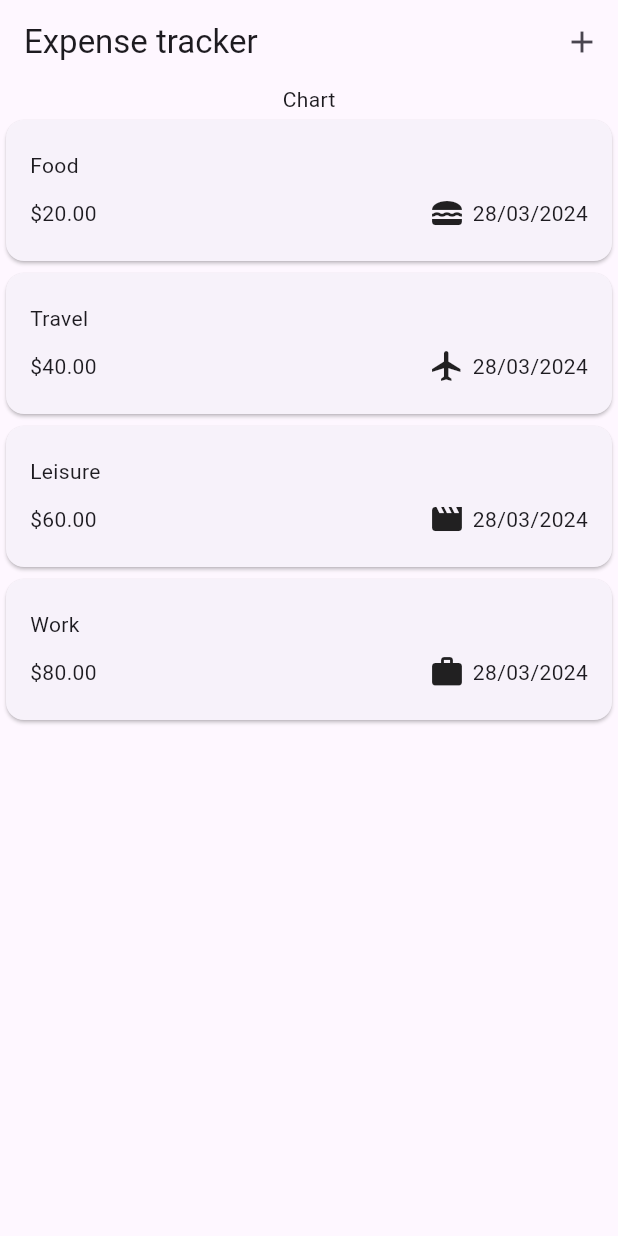
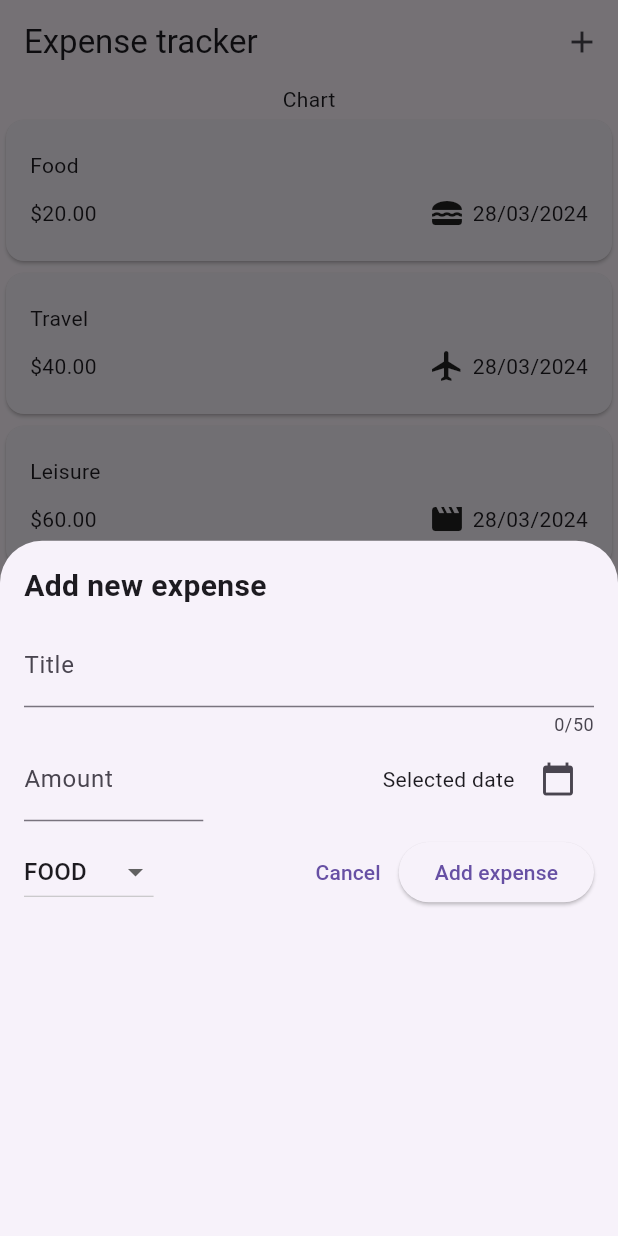
Before and after one commit to 4DeR99/expense_tracker, a Flutter app: the screen it shows after launch, after a tap on the "add" icon, on a phone screen of 412 x 824 dp. Run offline on Flutter 3.47's test engine with Material 3 defaults, Android fonts, the phone set to English and light mode, and no system bars.

Commit message:
feat: action to add new expense
added a new action to add new expense to your expenses list

```diff
--- a/lib/expenses.dart
+++ b/lib/expenses.dart
@@ -1,31 +1,32 @@
 import 'package:flutter/material.dart';
 import 'package:expense_tracker/models/expense.dart';
 import 'package:expense_tracker/widgets/expenses_list.dart';
+import 'package:expense_tracker/widgets/new_expense.dart';
 
 final List<Expense> expenses = [
   Expense(
     title: 'Food',
     amount: 20.00,
     date: DateTime.now(),
-    type: ExpenseType.food,
+    type: Category.food,
   ),
   Expense(
     title: 'Travel',
     amount: 40.00,
     date: DateTime.now(),
-    type: ExpenseType.travel,
+    type: Category.travel,
   ),
   Expense(
     title: 'Leisure',
     amount: 60.00,
     date: DateTime.now(),
-    type: ExpenseType.leisure,
+    type: Category.leisure,
   ),
   Expense(
     title: 'Work',
     amount: 80.00,
     date: DateTime.now(),
-    type: ExpenseType.work,
+    type: Category.work,
   ),
 ];
 
@@ -37,6 +38,24 @@ class Expenses extends StatefulWidget {
 }
 
 class _ExpensesState extends State<Expenses> {
+  void addExpense(Expense expense) {
+    print("Adding expense");
+    setState(() {
+      expenses.add(expense);
+    });
+  }
+
+  void _openAddExpenseOverlay() {
+    showModalBottomSheet(
+      context: context,
+      builder: (ctx) {
+        return NewExpense(
+          onAddExpense: addExpense,
+        );
+      },
+    );
+  }
+
   @override
   Widget build(BuildContext context) {
     return Scaffold(
@@ -45,7 +64,7 @@ class _ExpensesState extends State<Expenses> {
         actions: [
           IconButton(
             icon: const Icon(Icons.add),
-            onPressed: () {},
+            onPressed: _openAddExpenseOverlay,
           ),
         ],
       ),
--- a/lib/models/expense.dart
+++ b/lib/models/expense.dart
@@ -4,7 +4,7 @@ import 'package:intl/intl.dart';
 
 final formatter = DateFormat('dd/MM/yyyy');
 
-enum ExpenseType {
+enum Category {
   food,
   travel,
   leisure,
@@ -12,10 +12,10 @@ enum ExpenseType {
 }
 
 const icons = {
-  ExpenseType.food: Icons.lunch_dining,
-  ExpenseType.travel: Icons.flight,
-  ExpenseType.leisure: Icons.movie,
-  ExpenseType.work: Icons.work,
+  Category.food: Icons.lunch_dining,
+  Category.travel: Icons.flight,
+  Category.leisure: Icons.movie,
+  Category.work: Icons.work,
 };
 
 class Expense {
@@ -30,7 +30,7 @@ class Expense {
   final String title;
   final double amount;
   final DateTime date;
-  final ExpenseType type;
+  final Category type;
 
   String get formattedDate => formatter.format(date);
 }
--- /dev/null
+++ b/lib/widgets/new_expense.dart
@@ -0,0 +1,167 @@
+import 'package:flutter/material.dart';
+import 'package:intl/intl.dart';
+import 'package:expense_tracker/models/expense.dart';
+
+final formatter = DateFormat('dd/MM/yyyy');
+
+class NewExpense extends StatefulWidget {
+  const NewExpense({super.key, required this.onAddExpense});
+
+  final void Function(Expense) onAddExpense;
+
+  @override
+  State<NewExpense> createState() => _NewExpenseState();
+}
+
+class _NewExpenseState extends State<NewExpense> {
+  final _titleController = TextEditingController();
+  final _amountController = TextEditingController();
+
+  String? _selectedDate;
+  Category _selectedType = Category.food;
+
+  void _openDatePicker() async {
+    final value = await showDatePicker(
+      context: context,
+      initialDate: DateTime.now(),
+      firstDate: DateTime(2021),
+      lastDate: DateTime.now(),
+    );
+    setState(() {
+      _selectedDate = formatter.format(value!);
+    });
+  }
+
+  void _onCategoryChange(Category? value) {
+    if (value != null) {
+      setState(() {
+        _selectedType = value;
+      });
+    }
+  }
+
+  void _submitExpense() {
+    // validate input
+    final amount = double.tryParse(_amountController.text);
+    if (_titleController.text.trim().isEmpty ||
+        amount == null ||
+        amount <= 0 ||
+        _selectedDate == null) {
+      showDialog(
+        context: context,
+        builder: (ctx) => AlertDialog(
+          title: const Text('Invalid input'),
+          content: const Text('Please enter valid data'),
+          actions: [
+            TextButton(
+              onPressed: () {
+                Navigator.pop(ctx);
+              },
+              child: const Text('OK'),
+            ),
+          ],
+        ),
+      );
+      return;
+    }
+
+    final newExpense = Expense(
+      title: _titleController.text,
+      amount: amount,
+      date: formatter.parse(_selectedDate!),
+      type: _selectedType,
+    );
+
+    widget.onAddExpense(newExpense);
+
+    Navigator.pop(context);
+  }
+
+  @override
+  void dispose() {
+    _titleController.dispose();
+    _amountController.dispose();
+    super.dispose();
+  }
+
+  @override
+  Widget build(BuildContext context) {
+    return Padding(
+      padding: const EdgeInsets.all(16.0),
+      child: Column(
+        crossAxisAlignment: CrossAxisAlignment.start,
+        children: [
+          const Text(
+            'Add new expense',
+            style: TextStyle(
+              fontSize: 20,
+              fontWeight: FontWeight.bold,
+            ),
+          ),
+          const SizedBox(height: 10),
+          TextField(
+            maxLength: 50,
+            controller: _titleController,
+            decoration: const InputDecoration(
+              labelText: 'Title',
+            ),
+          ),
+          Row(
+            crossAxisAlignment: CrossAxisAlignment.center,
+            children: [
+              Expanded(
+                child: TextField(
+                  controller: _amountController,
+                  decoration: const InputDecoration(
+                    labelText: 'Amount',
+                    prefix: Text('\$'),
+                  ),
+                  keyboardType: TextInputType.number,
+                ),
+              ),
+              const Spacer(),
+              Row(
+                children: [
+                  Text(_selectedDate ?? 'Selected date'),
+                  const SizedBox(width: 5),
+                  IconButton(
+                    icon: const Icon(Icons.calendar_today),
+                    onPressed: _openDatePicker,
+                  ),
+                ],
+              ),
+            ],
+          ),
+          const SizedBox(height: 10),
+          Row(
+            children: [
+              DropdownButton(
+                value: _selectedType,
+                items: Category.values
+                    .map(
+                      (type) => DropdownMenuItem(
+                        value: type,
+                        child: Text(type.name.toUpperCase()),
+                      ),
+                    )
+                    .toList(),
+                onChanged: _onCategoryChange,
+              ),
+              const Spacer(),
+              TextButton(
+                onPressed: () {
+                  Navigator.pop(context);
+                },
+                child: const Text("Cancel"),
+              ),
+              ElevatedButton(
+                onPressed: _submitExpense,
+                child: const Text('Add expense'),
+              ),
+            ],
+          ),
+        ],
+      ),
+    );
+  }
+}
```
